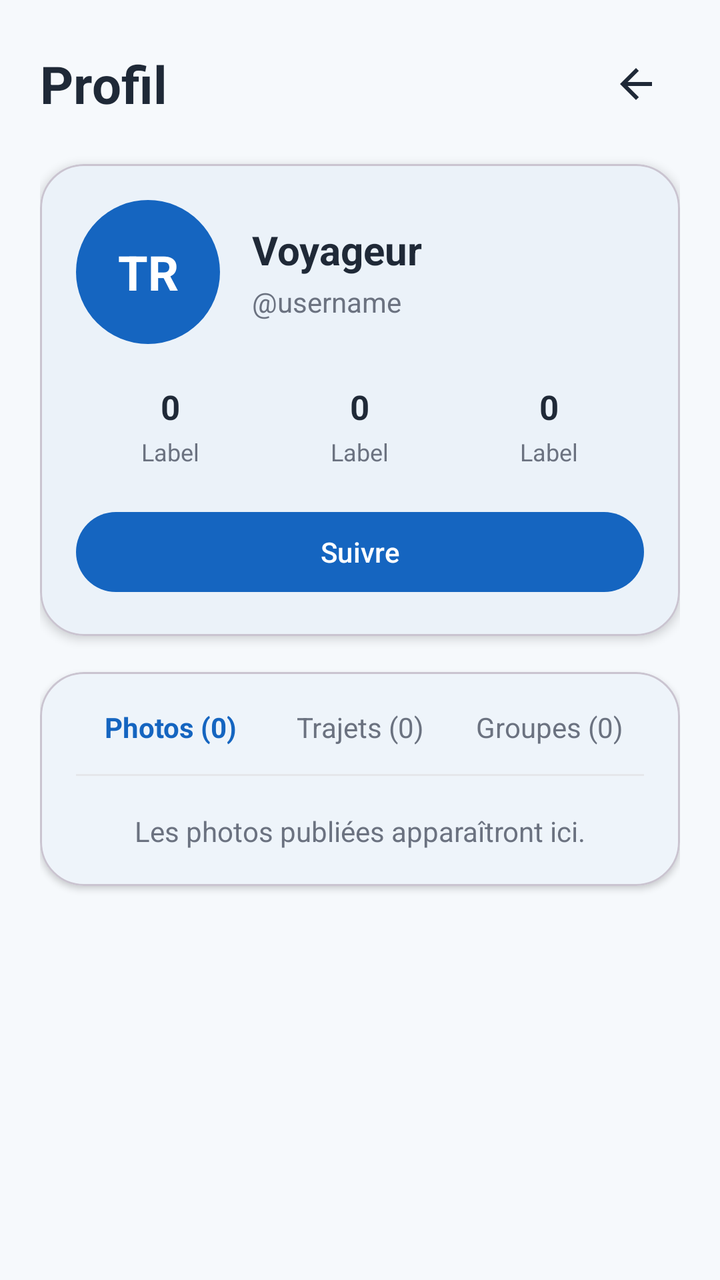
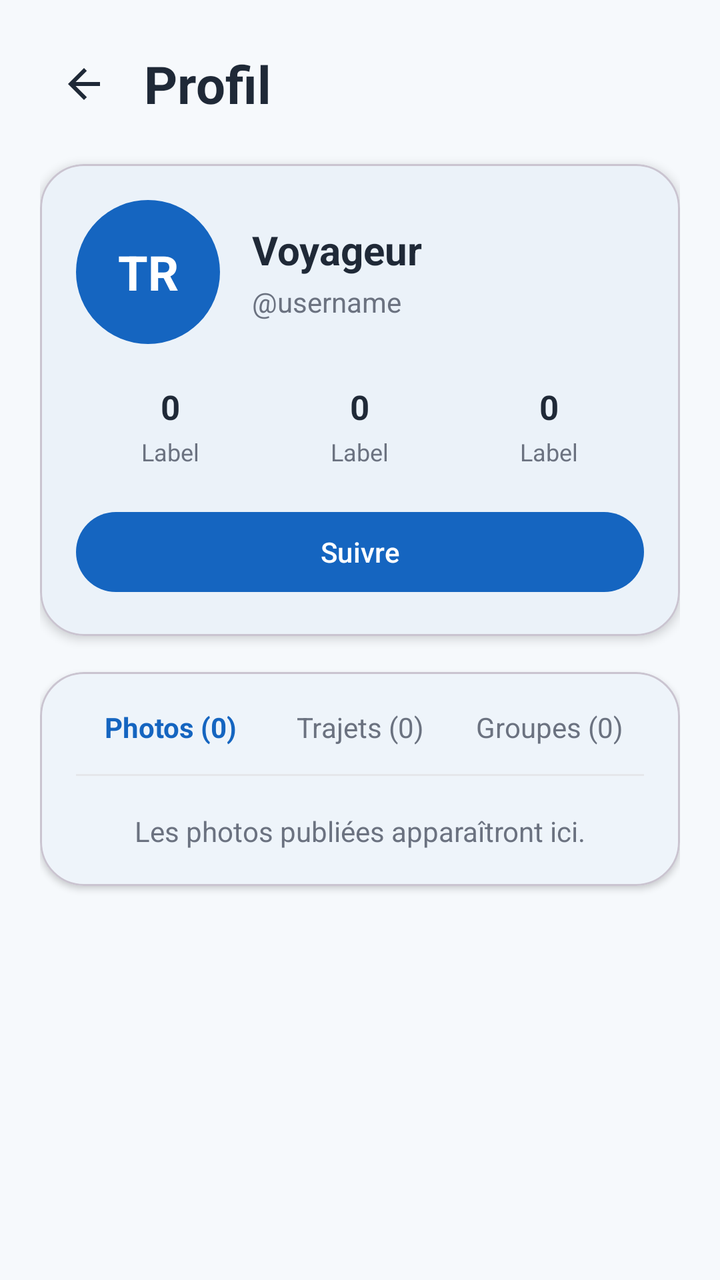

The first picture is an Android layout as it rendered before a commit; the second is the same layout after the commit. The layout source and the unified diff follow.
<!-- AndroidManifest.xml: application theme Theme.Traveling -->
<!-- res/layout/fragment_user_profile.xml -->
<?xml version="1.0" encoding="utf-8"?>
<ScrollView xmlns:android="http://schemas.android.com/apk/res/android"
    xmlns:app="http://schemas.android.com/apk/res-auto"
    android:layout_width="match_parent"
    android:layout_height="match_parent"
    android:background="@color/travel_background"
    android:fillViewport="true">

    <LinearLayout
        android:layout_width="match_parent"
        android:layout_height="wrap_content"
        android:orientation="vertical"
        android:padding="20dp">

        
        <LinearLayout
            android:layout_width="match_parent"
            android:layout_height="wrap_content"
            android:gravity="center_vertical"
            android:orientation="horizontal">

            <com.google.android.material.textview.MaterialTextView
                android:layout_width="0dp"
                android:layout_height="wrap_content"
                android:layout_weight="1"
                android:text="Profil"
                android:textColor="@color/travel_on_surface"
                android:textSize="26sp"
                android:textStyle="bold" />

            <ImageButton
                android:id="@+id/buttonBack"
                android:layout_width="44dp"
                android:layout_height="44dp"
                android:background="?attr/selectableItemBackgroundBorderless"
                android:contentDescription="Retour"
                android:padding="10dp"
                android:src="@drawable/ic_arrow_back"
                app:tint="@color/travel_on_surface" />
        </LinearLayout>

        
        <com.google.android.material.card.MaterialCardView
            android:layout_width="match_parent"
            android:layout_height="wrap_content"
            android:layout_marginTop="18dp"
            app:cardBackgroundColor="@color/travel_surface"
            app:cardCornerRadius="22dp"
            app:cardElevation="3dp">

            <LinearLayout
                android:layout_width="match_parent"
                android:layout_height="wrap_content"
                android:orientation="vertical"
                android:padding="18dp">

                <LinearLayout
                    android:layout_width="match_parent"
                    android:layout_height="wrap_content"
                    android:gravity="center_vertical"
                    android:orientation="horizontal">

                    <TextView
                        android:id="@+id/textAvatarInitials"
                        android:layout_width="72dp"
                        android:layout_height="72dp"
                        android:background="@drawable/bg_avatar_circle"
                        android:gravity="center"
                        android:text="TR"
                        android:textColor="@android:color/white"
                        android:textSize="24sp"
                        android:textStyle="bold" />

                    <LinearLayout
                        android:layout_width="0dp"
                        android:layout_height="wrap_content"
                        android:layout_marginStart="16dp"
                        android:layout_weight="1"
                        android:orientation="vertical">

                        <com.google.android.material.textview.MaterialTextView
                            android:id="@+id/textFullName"
                            android:layout_width="match_parent"
                            android:layout_height="wrap_content"
                            android:text="Voyageur"
                            android:textColor="@color/travel_on_surface"
                            android:textSize="20sp"
                            android:textStyle="bold" />

                        <com.google.android.material.textview.MaterialTextView
                            android:id="@+id/textUsername"
                            android:layout_width="match_parent"
                            android:layout_height="wrap_content"
                            android:layout_marginTop="3dp"
                            android:text="@username"
                            android:textColor="#6B7280"
                            android:textSize="14sp" />

                    </LinearLayout>
                </LinearLayout>

                
                <LinearLayout
                    android:layout_width="match_parent"
                    android:layout_height="wrap_content"
                    android:layout_marginTop="20dp"
                    android:orientation="horizontal">

                    <include
                        android:id="@+id/statTrips"
                        layout="@layout/item_profile_stat"
                        android:layout_width="0dp"
                        android:layout_height="wrap_content"
                        android:layout_weight="1" />

                    <include
                        android:id="@+id/statFollowers"
                        layout="@layout/item_profile_stat"
                        android:layout_width="0dp"
                        android:layout_height="wrap_content"
                        android:layout_weight="1" />

                    <include
                        android:id="@+id/statFollowing"
                        layout="@layout/item_profile_stat"
                        android:layout_width="0dp"
                        android:layout_height="wrap_content"
                        android:layout_weight="1" />

                </LinearLayout>

                
                <com.google.android.material.button.MaterialButton
                    android:id="@+id/buttonFollowUser"
                    android:layout_width="match_parent"
                    android:layout_height="wrap_content"
                    android:layout_marginTop="18dp"
                    android:text="Suivre"
                    android:textAllCaps="false" />

            </LinearLayout>
        </com.google.android.material.card.MaterialCardView>

        
        <com.google.android.material.card.MaterialCardView
            android:layout_width="match_parent"
            android:layout_height="wrap_content"
            android:layout_marginTop="18dp"
            app:cardBackgroundColor="@color/travel_surface"
            app:cardCornerRadius="22dp"
            app:cardElevation="2dp">

            <LinearLayout
                android:layout_width="match_parent"
                android:layout_height="wrap_content"
                android:orientation="vertical"
                android:padding="18dp">

                <LinearLayout
                    android:layout_width="match_parent"
                    android:layout_height="wrap_content"
                    android:orientation="horizontal">

                    <TextView
                        android:id="@+id/tabPhotos"
                        android:layout_width="0dp"
                        android:layout_height="wrap_content"
                        android:layout_weight="1"
                        android:gravity="center"
                        android:text="Photos (0)"
                        android:textColor="@color/travel_primary"
                        android:textStyle="bold" />

                    <TextView
                        android:id="@+id/tabRoutes"
                        android:layout_width="0dp"
                        android:layout_height="wrap_content"
                        android:layout_weight="1"
                        android:gravity="center"
                        android:text="Trajets (0)"
                        android:textColor="#6B7280" />

                    <TextView
                        android:id="@+id/tabGroups"
                        android:layout_width="0dp"
                        android:layout_height="wrap_content"
                        android:layout_weight="1"
                        android:gravity="center"
                        android:text="Groupes (0)"
                        android:textColor="#6B7280" />

                </LinearLayout>

                <View
                    android:layout_width="match_parent"
                    android:layout_height="1dp"
                    android:layout_marginTop="14dp"
                    android:background="#E5E7EB" />

                <TextView
                    android:id="@+id/textProfileSectionPlaceholder"
                    android:layout_width="match_parent"
                    android:layout_height="wrap_content"
                    android:layout_marginTop="18dp"
                    android:gravity="center"
                    android:text="Les photos publiées apparaîtront ici."
                    android:textColor="#6B7280"
                    android:textSize="14sp" />

                <androidx.recyclerview.widget.RecyclerView
                    android:id="@+id/recyclerProfilePhotos"
                    android:layout_width="match_parent"
                    android:layout_height="wrap_content"
                    android:layout_marginTop="18dp"
                    android:nestedScrollingEnabled="false"
                    android:visibility="gone" />

                <LinearLayout
                    android:id="@+id/layoutProfileGroupsSection"
                    android:layout_width="match_parent"
                    android:layout_height="wrap_content"
                    android:layout_marginTop="18dp"
                    android:orientation="vertical"
                    android:visibility="gone">

                    <TextView
                        android:id="@+id/textProfileGroupsStatus"
                        android:layout_width="match_parent"
                        android:layout_height="wrap_content"
                        android:text="Vos groupes apparaîtront ici."
                        android:textColor="#6B7280"
                        android:textSize="14sp" />

                    <androidx.recyclerview.widget.RecyclerView
                        android:id="@+id/recyclerProfileGroups"
                        android:layout_width="match_parent"
                        android:layout_height="wrap_content"
                        android:layout_marginTop="12dp"
                        android:nestedScrollingEnabled="false" />

                    <com.google.android.material.button.MaterialButton
                        android:id="@+id/buttonManageGroups"
                        style="@style/Widget.Material3.Button.OutlinedButton"
                        android:layout_width="match_parent"
                        android:layout_height="wrap_content"
                        android:layout_marginTop="14dp"
                        android:text="Gérer mes groupes"
                        android:textAllCaps="false" />

                </LinearLayout>

            </LinearLayout>
        </com.google.android.material.card.MaterialCardView>

    </LinearLayout>
</ScrollView>
<!-- res/layout/item_profile_stat.xml (included above) -->
<?xml version="1.0" encoding="utf-8"?>
<LinearLayout xmlns:android="http://schemas.android.com/apk/res/android"
    android:layout_width="0dp"
    android:layout_height="wrap_content"
    android:layout_weight="1"
    android:gravity="center"
    android:orientation="vertical">

    <TextView
        android:id="@+id/textStatValue"
        android:layout_width="wrap_content"
        android:layout_height="wrap_content"
        android:text="0"
        android:textColor="@color/travel_on_surface"
        android:textSize="17sp"
        android:textStyle="bold" />

    <TextView
        android:id="@+id/textStatLabel"
        android:layout_width="wrap_content"
        android:layout_height="wrap_content"
        android:layout_marginTop="3dp"
        android:text="Label"
        android:textColor="#6B7280"
        android:textSize="12sp" />
</LinearLayout>
<!-- resources referenced by this layout -->
<resources>
  <color name="travel_background">#F6F9FC</color>
  <color name="travel_on_surface">#1F2937</color>
  <color name="travel_primary">#1565C0</color>
  <color name="travel_surface">#FFFFFF</color>
  <!-- drawable bg_avatar_circle (drawable) -->
  <?xml version="1.0" encoding="utf-8"?>
  <shape xmlns:android="http://schemas.android.com/apk/res/android"
      android:shape="oval">
  
      <solid android:color="@color/travel_primary" />
  </shape>
  <!-- drawable ic_arrow_back (drawable) -->
  <vector xmlns:android="http://schemas.android.com/apk/res/android"
      android:width="24dp"
      android:height="24dp"
      android:viewportWidth="24"
      android:viewportHeight="24">
  
      <path
          android:fillColor="@color/travel_on_surface"
          android:pathData="M20,11H7.83l5.59,-5.59L12,4l-8,8l8,8l1.42,-1.41L7.83,13H20v-2z" />
  </vector>
  <style name="Theme.Traveling" parent="Base.Theme.Traveling" />
  <style name="Base.Theme.Traveling" parent="Theme.Material3.DayNight.NoActionBar">
          <item name="colorPrimary">@color/travel_primary</item>
          <item name="colorOnPrimary">@color/travel_on_primary</item>
  
          <item name="colorSecondary">@color/travel_secondary</item>
          <item name="colorOnSecondary">@color/travel_on_secondary</item>
  
          <item name="colorTertiary">@color/travel_tertiary</item>
          <item name="colorOnTertiary">@color/travel_on_tertiary</item>
  
          <item name="android:colorBackground">@color/travel_background</item>
          <item name="colorSurface">@color/travel_surface</item>
          <item name="colorOnSurface">@color/travel_on_surface</item>
      </style>
  <color name="travel_on_primary">#FFFFFF</color>
  <color name="travel_secondary">#26A69A</color>
  <color name="travel_on_secondary">#FFFFFF</color>
  <color name="travel_tertiary">#FFB74D</color>
  <color name="travel_on_tertiary">#1F2937</color>
</resources>

<!-- the commit's change to res/layout/fragment_user_profile.xml (unified diff, before → after) -->
@@ -18,15 +18,6 @@
             android:layout_height="wrap_content"
             android:gravity="center_vertical"
             android:orientation="horizontal">
-
-            <com.google.android.material.textview.MaterialTextView
-                android:layout_width="0dp"
-                android:layout_height="wrap_content"
-                android:layout_weight="1"
-                android:text="Profil"
-                android:textColor="@color/travel_on_surface"
-                android:textSize="26sp"
-                android:textStyle="bold" />
 
             <ImageButton
                 android:id="@+id/buttonBack"
@@ -37,6 +28,17 @@
                 android:padding="10dp"
                 android:src="@drawable/ic_arrow_back"
                 app:tint="@color/travel_on_surface" />
+
+            <com.google.android.material.textview.MaterialTextView
+                android:layout_width="0dp"
+                android:layout_height="wrap_content"
+                android:layout_marginStart="8dp"
+                android:layout_weight="1"
+                android:text="Profil"
+                android:textColor="@color/travel_on_surface"
+                android:textSize="26sp"
+                android:textStyle="bold" />
+
         </LinearLayout>
 
         
